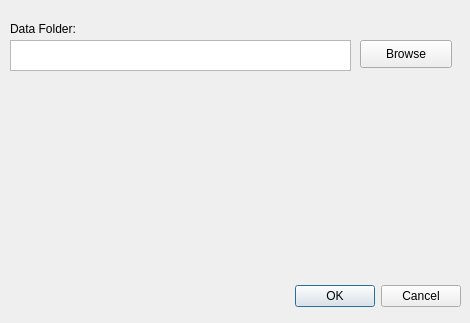
Above: tools/world-editor/settingsdialog.ui from andrewrk/motrs before the change. Below: the same form after it.
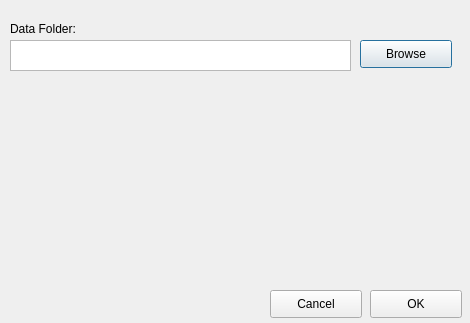
That is the form after the change.

Commit message: art pane with filter text box - gui

```diff
--- a/tools/world-editor/settingsdialog.ui
+++ b/tools/world-editor/settingsdialog.ui
@@ -13,22 +13,6 @@
   <property name="windowTitle">
    <string>Dialog</string>
   </property>
-  <widget class="QDialogButtonBox" name="buttonBox">
-   <property name="geometry">
-    <rect>
-     <x>120</x>
-     <y>280</y>
-     <width>341</width>
-     <height>32</height>
-    </rect>
-   </property>
-   <property name="orientation">
-    <enum>Qt::Horizontal</enum>
-   </property>
-   <property name="standardButtons">
-    <set>QDialogButtonBox::Cancel|QDialogButtonBox::Ok</set>
-   </property>
-  </widget>
   <widget class="QPlainTextEdit" name="txtDataFolder">
    <property name="geometry">
     <rect>
@@ -65,6 +49,32 @@
     <string>Data Folder:</string>
    </property>
   </widget>
+  <widget class="QPushButton" name="btnOK">
+   <property name="geometry">
+    <rect>
+     <x>370</x>
+     <y>290</y>
+     <width>92</width>
+     <height>28</height>
+    </rect>
+   </property>
+   <property name="text">
+    <string>OK</string>
+   </property>
+  </widget>
+  <widget class="QPushButton" name="btnCancel">
+   <property name="geometry">
+    <rect>
+     <x>270</x>
+     <y>290</y>
+     <width>92</width>
+     <height>28</height>
+    </rect>
+   </property>
+   <property name="text">
+    <string>Cancel</string>
+   </property>
+  </widget>
  </widget>
  <resources/>
  <connections>
```
Left out of the diff: 35 changed lines with no effect on the pictures. The commit also changes 7 other files.
